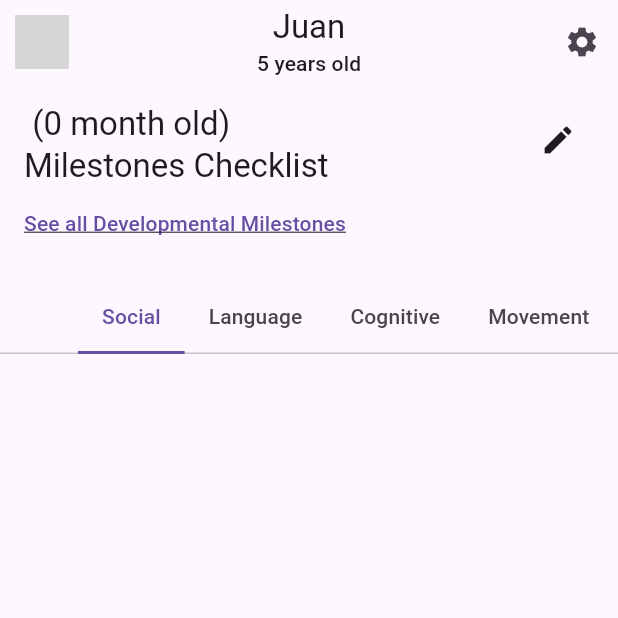
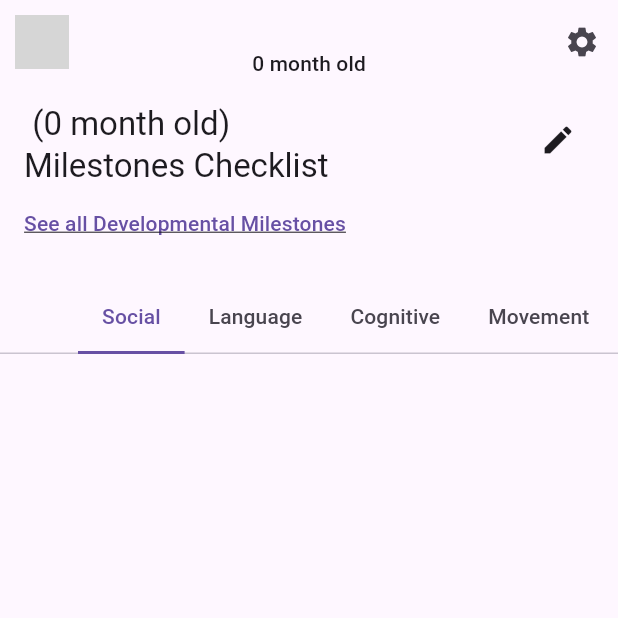
Before and after one commit to amyr11/asdigi, a Flutter app: the screen it shows once a user with an empty profile is signed in, item 2 of the bottom bar chosen, on a phone screen of 412 x 824 dp, the top half of it. Run offline on Flutter 3.47's test engine with Material 2 defaults, Android fonts, the phone set to English and light mode, and no system bars; our stand-ins replace cloud_firestore, easy_stepper, firebase_auth, firebase_core, firebase_storage, google_sign_in and 1 more; missing offline and left inert: markdown_viewer, side_sheet; accounts and stored records are empty; network calls fail; grey boxes are pictures that could not be loaded.

Commit message:
child name on app bar

```diff
--- a/lib/components/app_bar_profile.dart
+++ b/lib/components/app_bar_profile.dart
@@ -10,9 +10,12 @@ List<Child> children = [];
 
 class AppBarWithProfile extends AppBar {
   final BuildContext context;
+  final Child? activeChild;
+
   AppBarWithProfile(
     this.context, {
     super.key,
+    required this.activeChild,
   }) : super(
           leading: CircleImageButton(
             image: const NetworkImage(
@@ -70,11 +73,13 @@ class AppBarWithProfile extends AppBar {
           title: Column(
             children: [
               Text(
-                "Juan",
+                (activeChild == null) ? '' : activeChild.name,
                 style: Theme.of(context).textTheme.titleLarge,
               ),
               Text(
-                "5 years old",
+                (activeChild == null)
+                    ? ''
+                    : Child.getAgeStringInYears(activeChild.ageInMonths),
                 style: Theme.of(context).textTheme.titleSmall,
               ),
             ],
--- a/lib/screens/home.dart
+++ b/lib/screens/home.dart
@@ -2,6 +2,7 @@ import 'package:asdigi/screens/milestones_checklist.dart';
 import 'package:flutter/material.dart';
 import '../components/app_bar_profile.dart';
 import '../components/custom_nav_bar.dart';
+import '../models/child.dart';
 import '../models/user.dart';
 import 'activities.dart';
 import 'behavior_dictionary.dart';
@@ -16,14 +17,29 @@ class HomePage extends StatefulWidget {
 
 class _HomePage extends State<HomePage> {
   int currentPageIndex = 0;
+  Child? activeChild;
 
   bool favorite = true;
   final List<String> _filters = <String>[];
 
+  void fetchActiveChild() async {
+    activeChild = await Child.getActiveChild();
+    setState(() {});
+  }
+
+  @override
+  initState() {
+    super.initState();
+    fetchActiveChild();
+  }
+
   @override
   Widget build(BuildContext context) {
     return Scaffold(
-      appBar: AppBarWithProfile(context),
+      appBar: AppBarWithProfile(
+        context,
+        activeChild: activeChild,
+      ),
       bottomNavigationBar: CustomNavBar(
         currentPageIndex: currentPageIndex,
         onDestinationSelected: (int indexSelected) {
@@ -34,7 +50,9 @@ class _HomePage extends State<HomePage> {
       ),
       body: <Widget>[
         const ActivitiesPage(),
-        const MilestonesChecklistOverviewPage(),
+        MilestonesChecklistOverviewPage(
+          activeChild: activeChild,
+        ),
         const BehaviorDictionaryPage(),
         const DoctorsPage(),
       ][currentPageIndex],
--- a/lib/screens/milestones_checklist.dart
+++ b/lib/screens/milestones_checklist.dart
@@ -8,7 +8,12 @@ import '../temp/temp_data.dart';
 import 'milestones_overview.dart';
 
 class MilestonesChecklistOverviewPage extends StatefulWidget {
-  const MilestonesChecklistOverviewPage({super.key});
+  Child? activeChild;
+
+  MilestonesChecklistOverviewPage({
+    super.key,
+    required this.activeChild,
+  });
 
   @override
   State<MilestonesChecklistOverviewPage> createState() =>
@@ -23,16 +28,10 @@ class _MilestonesChecklistOverviewPageState
   List<MilestoneChecklistItem>? languageMilestones;
   List<MilestoneChecklistItem>? cognitiveMilestones;
   List<MilestoneChecklistItem>? movementMilestones;
-  Child? activeChild;
 
   late TabController tabController;
   late ScrollController scrollController;
   Key _listKey = UniqueKey();
-
-  void fetchActiveChild() async {
-    activeChild = await Child.getActiveChild();
-    setState(() {});
-  }
 
   void fetchMilestones() async {
     allMilestones = await MilestoneChecklistItem.getAllFromFirestore();
@@ -73,7 +72,6 @@ class _MilestonesChecklistOverviewPageState
   @override
   void initState() {
     super.initState();
-    fetchActiveChild();
     fetchMilestones();
     tabController = TabController(length: 4, vsync: this);
     scrollController = ScrollController();
@@ -100,9 +98,9 @@ class _MilestonesChecklistOverviewPageState
               Column(
                 crossAxisAlignment: CrossAxisAlignment.start,
                 children: [
-                  Text((activeChild == null)
+                  Text((widget.activeChild == null)
                       ? '...'
-                      : '${activeChild!.name} (${Child.getAgeStringInYears(activeChild!.ageInMonths)})'),
+                      : '${widget.activeChild!.name} (${Child.getAgeStringInYears(widget.activeChild!.ageInMonths)})'),
                   const Text('Milestones Checklist'),
                   TextButton(
                     style: TextButton.styleFrom(
```
